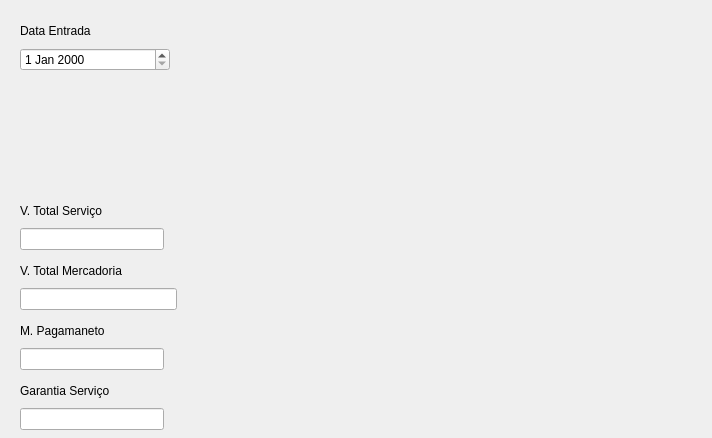
This is frm_ordemservico.ui in ustop0/TCC as Qt 5 draws it before an edit. The edited form follows.
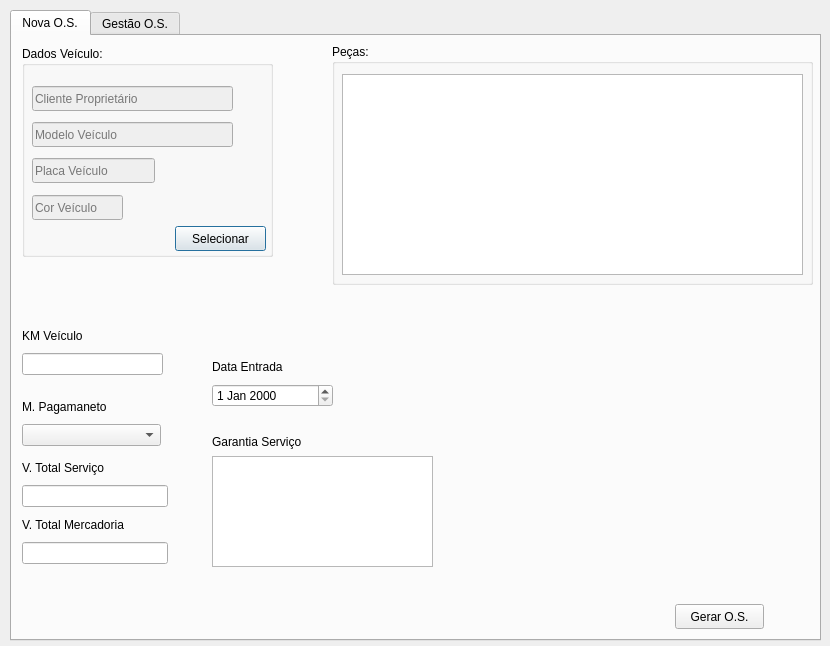
This is the edited form.

Commit message: estruturando a tela de ordem de serviço

Patch:
```diff
--- a/frm_ordemservico.ui
+++ b/frm_ordemservico.ui
@@ -6,122 +6,303 @@
    <rect>
     <x>0</x>
     <y>0</y>
-    <width>712</width>
-    <height>438</height>
+    <width>830</width>
+    <height>646</height>
    </rect>
   </property>
   <property name="windowTitle">
    <string>Ordem de Serviço</string>
   </property>
-  <widget class="QWidget" name="layoutWidget">
+  <widget class="QTabWidget" name="tabWidget">
    <property name="geometry">
     <rect>
-     <x>20</x>
-     <y>20</y>
-     <width>150</width>
-     <height>51</height>
+     <x>10</x>
+     <y>10</y>
+     <width>811</width>
+     <height>631</height>
     </rect>
    </property>
-   <layout class="QVBoxLayout" name="verticalLayout">
-    <item>
-     <widget class="QLabel" name="label">
-      <property name="text">
-       <string>Data Entrada</string>
+   <property name="currentIndex">
+    <number>0</number>
+   </property>
+   <widget class="QWidget" name="tab">
+    <attribute name="title">
+     <string>Nova O.S.</string>
+    </attribute>
+    <widget class="QWidget" name="layoutWidget">
+     <property name="geometry">
+      <rect>
+       <x>10</x>
+       <y>360</y>
+       <width>139</width>
+       <height>50</height>
+      </rect>
+     </property>
+     <layout class="QVBoxLayout" name="verticalLayout_6">
+      <item>
+       <widget class="QLabel" name="label_4">
+        <property name="text">
+         <string>M. Pagamaneto</string>
+        </property>
+       </widget>
+      </item>
+      <item>
+       <widget class="QComboBox" name="cb_meiopagamento"/>
+      </item>
+     </layout>
+    </widget>
+    <widget class="QWidget" name="layoutWidget_5">
+     <property name="geometry">
+      <rect>
+       <x>200</x>
+       <y>320</y>
+       <width>121</width>
+       <height>51</height>
+      </rect>
+     </property>
+     <layout class="QVBoxLayout" name="verticalLayout">
+      <item>
+       <widget class="QLabel" name="label">
+        <property name="text">
+         <string>Data Entrada</string>
+        </property>
+       </widget>
+      </item>
+      <item>
+       <widget class="QDateEdit" name="dateEdit"/>
+      </item>
+     </layout>
+    </widget>
+    <widget class="QGroupBox" name="groupBox">
+     <property name="geometry">
+      <rect>
+       <x>10</x>
+       <y>10</y>
+       <width>251</width>
+       <height>211</height>
+      </rect>
+     </property>
+     <property name="title">
+      <string>Dados Veículo:</string>
+     </property>
+     <widget class="QLineEdit" name="txt_nomeVeiculo">
+      <property name="enabled">
+       <bool>false</bool>
       </property>
+      <property name="geometry">
+       <rect>
+        <x>10</x>
+        <y>76</y>
+        <width>201</width>
+        <height>25</height>
+       </rect>
+      </property>
+      <property name="placeholderText">
+       <string>Modelo Veículo</string>
+      </property>
      </widget>
-    </item>
-    <item>
-     <widget class="QDateEdit" name="dateEdit"/>
-    </item>
-   </layout>
-  </widget>
-  <widget class="QWidget" name="layoutWidget">
-   <property name="geometry">
-    <rect>
-     <x>20</x>
-     <y>200</y>
-     <width>144</width>
-     <height>50</height>
-    </rect>
-   </property>
-   <layout class="QVBoxLayout" name="verticalLayout_4">
-    <item>
-     <widget class="QLabel" name="label_3">
-      <property name="text">
-       <string>V. Total Serviço</string>
+     <widget class="QLineEdit" name="txt_placaVeiculo">
+      <property name="enabled">
+       <bool>false</bool>
       </property>
+      <property name="geometry">
+       <rect>
+        <x>10</x>
+        <y>112</y>
+        <width>123</width>
+        <height>25</height>
+       </rect>
+      </property>
+      <property name="placeholderText">
+       <string>Placa Veículo</string>
+      </property>
      </widget>
-    </item>
-    <item>
-     <widget class="QLineEdit" name="lineEdit_2"/>
-    </item>
-   </layout>
-  </widget>
-  <widget class="QWidget" name="layoutWidget">
-   <property name="geometry">
-    <rect>
-     <x>20</x>
-     <y>260</y>
-     <width>157</width>
-     <height>50</height>
-    </rect>
-   </property>
-   <layout class="QVBoxLayout" name="verticalLayout_5">
-    <item>
-     <widget class="QLabel" name="label_6">
-      <property name="text">
-       <string>V. Total Mercadoria</string>
+     <widget class="QLineEdit" name="txt_corVeiculo">
+      <property name="enabled">
+       <bool>false</bool>
       </property>
+      <property name="geometry">
+       <rect>
+        <x>10</x>
+        <y>149</y>
+        <width>91</width>
+        <height>25</height>
+       </rect>
+      </property>
+      <property name="placeholderText">
+       <string>Cor Veículo</string>
+      </property>
      </widget>
-    </item>
-    <item>
-     <widget class="QLineEdit" name="lineEdit_3"/>
-    </item>
-   </layout>
-  </widget>
-  <widget class="QWidget" name="layoutWidget">
-   <property name="geometry">
-    <rect>
-     <x>20</x>
-     <y>320</y>
-     <width>144</width>
-     <height>50</height>
-    </rect>
-   </property>
-   <layout class="QVBoxLayout" name="verticalLayout_6">
-    <item>
-     <widget class="QLabel" name="label_4">
-      <property name="text">
-       <string>M. Pagamaneto</string>
+     <widget class="QLineEdit" name="txt_proprietarioVeiculo">
+      <property name="enabled">
+       <bool>false</bool>
       </property>
+      <property name="geometry">
+       <rect>
+        <x>10</x>
+        <y>40</y>
+        <width>201</width>
+        <height>25</height>
+       </rect>
+      </property>
+      <property name="placeholderText">
+       <string>Cliente Proprietário</string>
+      </property>
      </widget>
-    </item>
-    <item>
-     <widget class="QLineEdit" name="lineEdit_4"/>
-    </item>
-   </layout>
-  </widget>
-  <widget class="QWidget" name="layoutWidget">
-   <property name="geometry">
-    <rect>
-     <x>20</x>
-     <y>380</y>
-     <width>144</width>
-     <height>50</height>
-    </rect>
-   </property>
-   <layout class="QVBoxLayout" name="verticalLayout_7">
-    <item>
-     <widget class="QLabel" name="label_5">
+     <widget class="QPushButton" name="btn_selecionaveiculo">
+      <property name="geometry">
+       <rect>
+        <x>153</x>
+        <y>180</y>
+        <width>91</width>
+        <height>25</height>
+       </rect>
+      </property>
       <property name="text">
-       <string>Garantia Serviço</string>
+       <string>Selecionar</string>
       </property>
      </widget>
-    </item>
-    <item>
-     <widget class="QLineEdit" name="lineEdit_5"/>
-    </item>
-   </layout>
+    </widget>
+    <widget class="QPlainTextEdit" name="Ptxt_garantiaservico">
+     <property name="geometry">
+      <rect>
+       <x>200</x>
+       <y>420</y>
+       <width>221</width>
+       <height>111</height>
+      </rect>
+     </property>
+    </widget>
+    <widget class="QLabel" name="label_5">
+     <property name="geometry">
+      <rect>
+       <x>200</x>
+       <y>397</y>
+       <width>121</width>
+       <height>17</height>
+      </rect>
+     </property>
+     <property name="text">
+      <string>Garantia Serviço</string>
+     </property>
+    </widget>
+    <widget class="QPushButton" name="pushButton">
+     <property name="geometry">
+      <rect>
+       <x>663</x>
+       <y>568</y>
+       <width>89</width>
+       <height>25</height>
+      </rect>
+     </property>
+     <property name="text">
+      <string>Gerar O.S.</string>
+     </property>
+    </widget>
+    <widget class="QGroupBox" name="groupBox_2">
+     <property name="geometry">
+      <rect>
+       <x>320</x>
+       <y>8</y>
+       <width>481</width>
+       <height>241</height>
+      </rect>
+     </property>
+     <property name="title">
+      <string>Peças:</string>
+     </property>
+     <widget class="QTableWidget" name="tw_listapecas">
+      <property name="geometry">
+       <rect>
+        <x>10</x>
+        <y>30</y>
+        <width>461</width>
+        <height>201</height>
+       </rect>
+      </property>
+     </widget>
+    </widget>
+    <widget class="QWidget" name="">
+     <property name="geometry">
+      <rect>
+       <x>10</x>
+       <y>289</y>
+       <width>141</width>
+       <height>50</height>
+      </rect>
+     </property>
+     <layout class="QVBoxLayout" name="verticalLayout_2">
+      <item>
+       <widget class="QLabel" name="label_2">
+        <property name="text">
+         <string>KM Veículo</string>
+        </property>
+       </widget>
+      </item>
+      <item>
+       <widget class="QLineEdit" name="txt_kmVeiculo"/>
+      </item>
+     </layout>
+    </widget>
+    <widget class="QWidget" name="">
+     <property name="geometry">
+      <rect>
+       <x>10</x>
+       <y>420</y>
+       <width>146</width>
+       <height>108</height>
+      </rect>
+     </property>
+     <layout class="QVBoxLayout" name="verticalLayout_5">
+      <item>
+       <layout class="QVBoxLayout" name="verticalLayout_3">
+        <item>
+         <widget class="QLabel" name="label_3">
+          <property name="text">
+           <string>V. Total Serviço</string>
+          </property>
+         </widget>
+        </item>
+        <item>
+         <widget class="QLineEdit" name="lineEdit_2"/>
+        </item>
+       </layout>
+      </item>
+      <item>
+       <layout class="QVBoxLayout" name="verticalLayout_4">
+        <item>
+         <widget class="QLabel" name="label_6">
+          <property name="text">
+           <string>V. Total Mercadoria</string>
+          </property>
+         </widget>
+        </item>
+        <item>
+         <widget class="QLineEdit" name="lineEdit_3"/>
+        </item>
+       </layout>
+      </item>
+     </layout>
+    </widget>
+    <zorder>groupBox_2</zorder>
+    <zorder>layoutWidget</zorder>
+    <zorder>layoutWidget_2</zorder>
+    <zorder>layoutWidget_3</zorder>
+    <zorder>layoutWidget_5</zorder>
+    <zorder>layoutWidget_6</zorder>
+    <zorder>groupBox</zorder>
+    <zorder>label_2</zorder>
+    <zorder>txt_kmVeiculo</zorder>
+    <zorder>Ptxt_garantiaservico</zorder>
+    <zorder>label_5</zorder>
+    <zorder>layoutWidget</zorder>
+    <zorder>pushButton</zorder>
+   </widget>
+   <widget class="QWidget" name="tab_2">
+    <attribute name="title">
+     <string>Gestão O.S.</string>
+    </attribute>
+   </widget>
   </widget>
  </widget>
  <resources/>
```
The commit also changes 3 other files.
